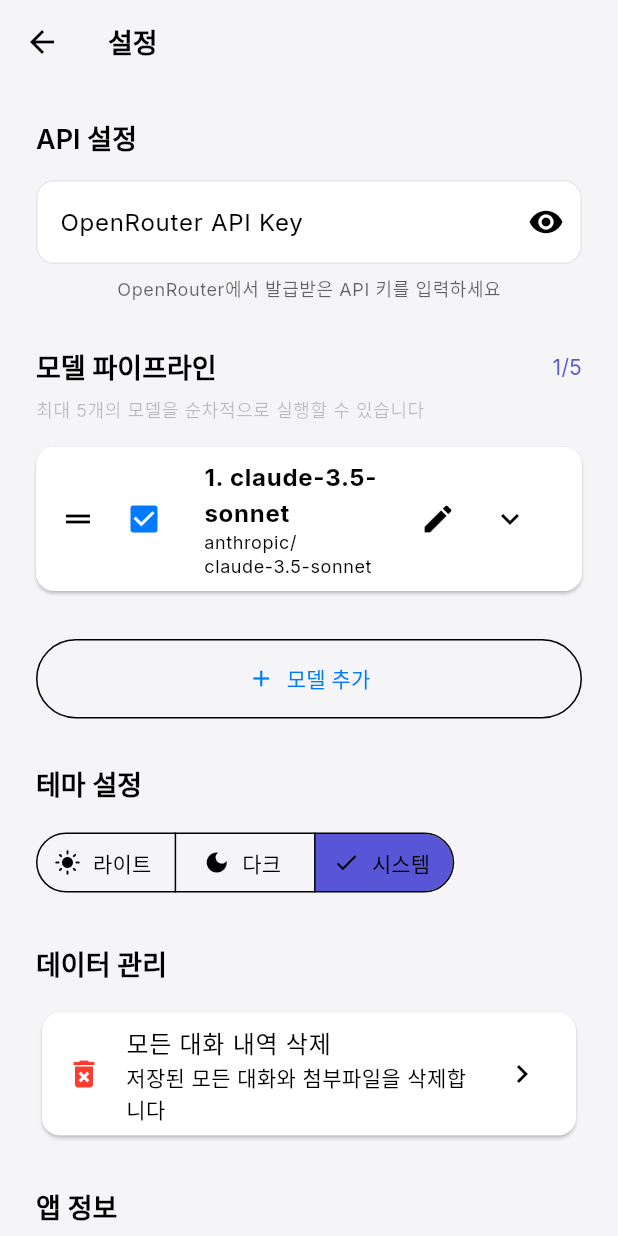
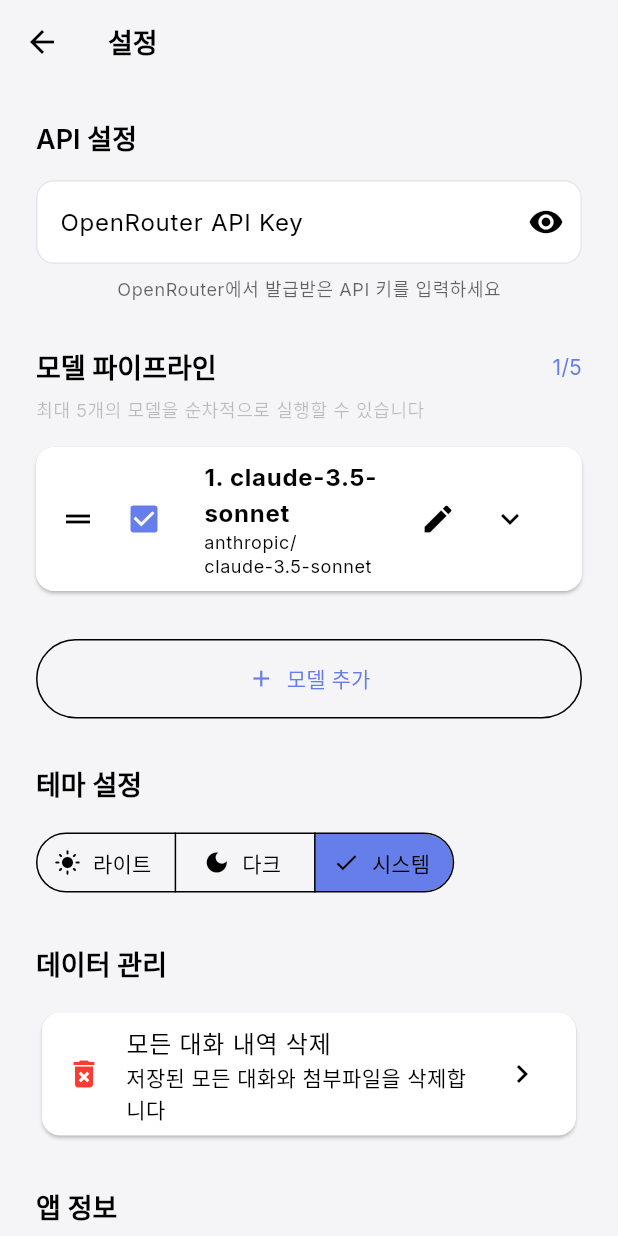
Before and after one commit to creatorjun/vibe_code, a Flutter app: the screen it shows after launch, after a tap on the "settings" icon, on a phone screen of 412 x 824 dp. Run offline on Flutter 3.47's test engine with Material 3 defaults, Android fonts, the phone set to English and light mode, and no system bars; our stand-ins replace dio, drift, file_picker, flutter_riverpod, freezed_annotation, google_fonts and 1 more; missing offline and left inert: github_analyzer; accounts and stored records are empty; generated files the repository leaves out were written again.

Commit message:
settings

```diff
--- a/lib/core/theme/app_colors.dart
+++ b/lib/core/theme/app_colors.dart
@@ -1,57 +1,71 @@
+// lib/core/theme/app_colors.dart
+
 import 'package:flutter/material.dart';
 
 class AppColors {
-  // Light Theme Colors
+  // ===== Concept Colors (새로 교체) =====
+  static const primary = Color(0xFF667EEA);
+  static const secondary = Color(0xFF764BA2);
+  static const gradientStart = Color(0xFF667EEA);
+  static const gradientEnd = Color(0xFF764BA2);
+
+  static const gradient = LinearGradient(
+    colors: [gradientStart, gradientEnd],
+    begin: Alignment.topLeft,
+    end: Alignment.bottomRight,
+  );
+
+  // ===== Light Theme Colors =====
   static const Color lightBackground = Color(0xFFF5F5F7);
   static const Color lightSurface = Color(0xFFFFFFFF);
-  static const Color lightPrimary = Color(0xFF007AFF);
-  static const Color lightSecondary = Color(0xFF5856D6);
+  static const Color lightPrimary = Color(0xFF667EEA); // primary 사용
+  static const Color lightSecondary = Color(0xFF667EEA); // secondary 사용
   static const Color lightText = Color(0xFF000000);
   static const Color lightTextSecondary = Color(0xFF8E8E93);
   static const Color lightBorder = Color(0xFFE5E5EA);
   static const Color lightError = Color(0xFFFF3B30);
   static const Color lightSuccess = Color(0xFF34C759);
 
-  // Dark Theme Colors
+  // ===== Dark Theme Colors =====
   static const Color darkBackground = Color(0xFF000000);
   static const Color darkSurface = Color(0xFF1C1C1E);
-  static const Color darkPrimary = Color(0xFF0A84FF);
-  static const Color darkSecondary = Color(0xFF5E5CE6);
+  static const Color darkPrimary = Color(0xFF667EEA); // primary 사용
+  static const Color darkSecondary = Color(0xFF764BA2); // gradientEnd 사용
   static const Color darkText = Color(0xFFFFFFFF);
   static const Color darkTextSecondary = Color(0xFF8E8E93);
   static const Color darkBorder = Color(0xFF38383A);
   static const Color darkError = Color(0xFFFF453A);
   static const Color darkSuccess = Color(0xFF32D74B);
 
-  // Glass Effect Colors (withAlpha 사용)
-  static Color glassLight = lightSurface.withAlpha(179); // ~0.7
-  static Color glassDark = darkSurface.withAlpha(179); // ~0.7
-  static Color glassBorderLight = lightBorder.withAlpha(77); // ~0.3
-  static Color glassBorderDark = darkBorder.withAlpha(77); // ~0.3
+  // ===== Glass Effect Colors (withAlpha) =====
+  static Color get glassLight => lightSurface.withAlpha(179); // 0.7
+  static Color get glassDark => darkSurface.withAlpha(179); // 0.7
+  static Color get glassBorderLight => lightBorder.withAlpha(77); // 0.3
+  static Color get glassBorderDark => darkBorder.withAlpha(77); // 0.3
 
-  // User Message Bubble
-  static const Color userBubbleLight = Color(0xFF007AFF);
-  static const Color userBubbleDark = Color(0xFF0A84FF);
+  // ===== User Message Bubble =====
+  static const Color userBubbleLight = Color(0xFF667EEA); // primary 사용
+  static const Color userBubbleDark = Color(0xFF667EEA); // primary 사용
 
-  // AI Message Bubble (withAlpha 사용)
-  static Color aiBubbleLight = lightSurface.withAlpha(230); // ~0.9
-  static Color aiBubbleDark = darkSurface.withAlpha(230); // ~0.9
+  // ===== AI Message Bubble (withAlpha) =====
+  static Color get aiBubbleLight => lightSurface.withAlpha(230); // 0.9
+  static Color get aiBubbleDark => darkSurface.withAlpha(230); // 0.9
 
-  // Code Block
+  // ===== Code Block =====
   static const Color codeBackgroundLight = Color(0xFFF6F8FA);
   static const Color codeBackgroundDark = Color(0xFF161B22);
 
-  // Hover Effects (withAlpha 사용)
-  static Color hoverLight = lightText.withAlpha(13); // ~0.05
-  static Color hoverDark = darkText.withAlpha(13); // ~0.05
+  // ===== Hover Effects (withAlpha) =====
+  static Color get hoverLight => lightText.withAlpha(13); // 0.05
+  static Color get hoverDark => darkText.withAlpha(13); // 0.05
 
-  // Selected State (withAlpha 사용)
-  static Color selectedLight = lightPrimary.withAlpha(26); // ~0.1
-  static Color selectedDark = darkPrimary.withAlpha(26); // ~0.1
+  // ===== Selected State (withAlpha) =====
+  static Color get selectedLight => lightPrimary.withAlpha(26); // 0.1
+  static Color get selectedDark => darkPrimary.withAlpha(26); // 0.1
 
-  // Overlay (withAlpha 사용)
-  static Color overlayLight = Colors.black.withAlpha(128); // ~0.5
-  static Color overlayDark = Colors.black.withAlpha(179); // ~0.7
+  // ===== Overlay (withAlpha) =====
+  static Color get overlayLight => Colors.black.withAlpha(128); // 0.5
+  static Color get overlayDark => Colors.black.withAlpha(179); // 0.7
 
   // Private constructor
   AppColors._();
--- a/lib/presentation/screens/chat/widgets/session_list.dart
+++ b/lib/presentation/screens/chat/widgets/session_list.dart
@@ -1,11 +1,15 @@
+// lib/presentation/screens/chat/widgets/session_list.dart
+
 import 'dart:async';
 import 'package:flutter/material.dart';
 import 'package:flutter_riverpod/flutter_riverpod.dart';
-import '../../../../../../domain/mutations/create_session_mutation.dart';
-import '../../../../../../domain/providers/database_provider.dart';
-import '../../../../../../domain/providers/sidebar_state_provider.dart';
-import '../../../../../../core/constants/ui_constants.dart';
+
+import '../../../../domain/mutations/create_session_mutation.dart';
+import '../../../../domain/providers/database_provider.dart';
+import '../../../../domain/providers/sidebar_state_provider.dart';
+import '../../../../core/constants/ui_constants.dart';
 import '../../../shared/widgets/adaptive_loading.dart';
+import '../../settings/settings_screen.dart';
 import 'session_tile.dart';
 
 class SessionList extends ConsumerStatefulWidget {
@@ -16,7 +20,7 @@
 }
 
 class _SessionListState extends ConsumerState<SessionList> {
-  bool _showExpandedContent = false;
+  bool showExpandedContent = false;
   Timer? _expansionTimer;
 
   @override
@@ -26,23 +30,20 @@
   }
 
   void _handleSidebarStateChange(bool shouldShowExpanded) {
-    // 기존 타이머 취소 (레이스 컨디션 방지)
     _expansionTimer?.cancel();
 
     if (shouldShowExpanded) {
-      // 확대: 애니메이션 완료 후 콘텐츠 확대
       _expansionTimer = Timer(UIConstants.sidebarAnimationDuration, () {
         if (mounted) {
           setState(() {
-            _showExpandedContent = true;
+            showExpandedContent = true;
           });
         }
       });
     } else {
-      // 축소: 즉시 콘텐츠 축소
       if (mounted) {
         setState(() {
-          _showExpandedContent = false;
+          showExpandedContent = false;
         });
       }
     }
@@ -53,14 +54,16 @@
     final sessionsAsync = ref.watch(chatSessionsProvider);
     final sidebarState = ref.watch(sidebarStateProvider);
 
-    // 실제 표시될 너비 계산
     final displayWidth = sidebarState.shouldShowExpanded
         ? UIConstants.sessionListWidth
         : UIConstants.sessionListCollapsedWidth;
 
-    // 사이드바 상태 변경 감지
     final shouldShowExpanded = sidebarState.shouldShowExpanded;
-    if (shouldShowExpanded != (_expansionTimer?.isActive ?? false ? !_showExpandedContent : _showExpandedContent)) {
+
+    if (shouldShowExpanded !=
+        (_expansionTimer?.isActive ?? false
+            ? !showExpandedContent
+            : showExpandedContent)) {
       WidgetsBinding.instance.addPostFrameCallback((_) {
         _handleSidebarStateChange(shouldShowExpanded);
       });
@@ -74,62 +77,22 @@
         curve: Curves.easeInOut,
         width: displayWidth,
         decoration: BoxDecoration(
+          color: Theme.of(context).colorScheme.surface,
           border: Border(
             right: BorderSide(
-              color: Theme.of(context).dividerColor,
+              color: Theme.of(context).colorScheme.outlineVariant,
               width: 1,
             ),
           ),
         ),
         child: Column(
           children: [
-            // 헤더 영역 (애니메이션 타이밍 적용)
-            Container(
-              height: 56,
-              padding: EdgeInsets.symmetric(
-                horizontal: _showExpandedContent
-                    ? UIConstants.spacingSm
-                    : UIConstants.spacingXs,
-                vertical: UIConstants.spacingXs,
-              ),
-              decoration: BoxDecoration(
-                border: Border(
-                  bottom: BorderSide(
-                    color: Theme.of(context).dividerColor,
-                    width: 1,
-                  ),
-                ),
-              ),
-              child: _showExpandedContent
-                  ? _buildExpandedHeader(context, ref)
-                  : _buildCollapsedHeader(context, ref),
-            ),
-            // 세션 리스트
+            _buildHeader(context, ref),
             Expanded(
               child: sessionsAsync.when(
                 data: (sessions) {
                   if (sessions.isEmpty) {
-                    return _showExpandedContent
-                        ? Center(
-                      child: Column(
-                        mainAxisAlignment: MainAxisAlignment.center,
-                        children: [
-                          Icon(
-                            Icons.inbox_outlined,
-                            size: 48,
-                            color: Theme.of(context).textTheme.bodySmall?.color,
-                          ),
-                          const SizedBox(height: UIConstants.spacingMd),
-                          Text(
-                            '대화 내역이 없습니다',
-                            style: Theme.of(context).textTheme.bodyMedium?.copyWith(
-                              color: Theme.of(context).textTheme.bodySmall?.color,
-                            ),
-                          ),
-                        ],
-                      ),
-                    )
-                        : const SizedBox.shrink();
+                    return _buildEmptyState(context);
                   }
 
                   return ListView.builder(
@@ -141,16 +104,17 @@
                       return SessionTile(
                         key: ValueKey('session-${sessions[index].id}'),
                         session: sessions[index],
-                        isCollapsed: !_showExpandedContent,
+                        isCollapsed: !showExpandedContent,
                       );
                     },
                   );
                 },
                 loading: () => const AdaptiveLoading(
-                  message: '로딩 중...',
+                  message: '...',
                   size: 40,
                 ),
-                error: (error, stack) => Center(
+                error: (error, stack) {
+                  return Center(
                     child: Column(
                       mainAxisAlignment: MainAxisAlignment.center,
                       children: [
@@ -160,7 +124,7 @@
                           color: Theme.of(context).colorScheme.error,
                         ),
                         const SizedBox(height: UIConstants.spacingMd),
-                      const Text('대화 내역을 불러올 수 없습니다'),
+                        const Text('오류 발생'),
                         const SizedBox(height: UIConstants.spacingSm),
                         Text(
                           error.toString(),
@@ -169,23 +133,41 @@
                         ),
                       ],
                     ),
+                  );
+                },
               ),
             ),
-            ),
+            _buildFooter(context),
           ],
         ),
       ),
     );
   }
 
-  /// 확대 상태 헤더
+  Widget _buildHeader(BuildContext context, WidgetRef ref) {
+    return Container(
+      padding: const EdgeInsets.all(UIConstants.spacingMd),
+      decoration: BoxDecoration(
+        border: Border(
+          bottom: BorderSide(
+            color: Theme.of(context).colorScheme.outlineVariant,
+            width: 1,
+          ),
+        ),
+      ),
+      child: showExpandedContent
+          ? _buildExpandedHeader(context, ref)
+          : _buildCollapsedHeader(context, ref),
+    );
+  }
+
   Widget _buildExpandedHeader(BuildContext context, WidgetRef ref) {
     return Row(
       children: [
         IconButton(
           icon: const Icon(Icons.menu_open),
           iconSize: 20,
-          tooltip: '사이드바 축소',
+          tooltip: '사이드바 접기',
           padding: EdgeInsets.zero,
           constraints: const BoxConstraints(
             minWidth: 40,
@@ -197,7 +179,7 @@
         ),
         Expanded(
           child: Text(
-            '대화 내역',
+            '대화 목록',
             style: Theme.of(context).textTheme.titleMedium,
             overflow: TextOverflow.ellipsis,
           ),
@@ -211,19 +193,18 @@
             minWidth: 40,
             minHeight: 40,
           ),
-          onPressed: () => createNewSession(ref),
+          onPressed: () => createNewSession(ref, '새로운 대화'),
         ),
       ],
     );
   }
 
-  /// 축소 상태 헤더
   Widget _buildCollapsedHeader(BuildContext context, WidgetRef ref) {
     return Center(
       child: IconButton(
         icon: const Icon(Icons.menu),
         iconSize: 20,
-        tooltip: '사이드바 확대',
+        tooltip: '사이드바 펼치기',
         padding: EdgeInsets.zero,
         constraints: const BoxConstraints(
           minWidth: 40,
@@ -235,4 +216,99 @@
       ),
     );
   }
+
+  Widget _buildFooter(BuildContext context) {
+    return Container(
+      padding: const EdgeInsets.all(UIConstants.spacingMd),
+      decoration: BoxDecoration(
+        border: Border(
+          top: BorderSide(
+            color: Theme.of(context).colorScheme.outlineVariant,
+            width: 1,
+          ),
+        ),
+      ),
+      child: showExpandedContent
+          ? _buildExpandedFooter(context)
+          : _buildCollapsedFooter(context),
+    );
   }
+
+  Widget _buildExpandedFooter(BuildContext context) {
+    return InkWell(
+      onTap: () => _navigateToSettings(context),
+      borderRadius: BorderRadius.circular(UIConstants.radiusMd),
+      child: Container(
+        padding: const EdgeInsets.symmetric(
+          horizontal: UIConstants.spacingMd,
+          vertical: UIConstants.spacingSm,
+        ),
+        decoration: BoxDecoration(
+          color: Theme.of(context).colorScheme.surfaceContainerHighest,
+          borderRadius: BorderRadius.circular(UIConstants.radiusMd),
+        ),
+        child: Row(
+          children: [
+            Icon(
+              Icons.settings_outlined,
+              size: 20,
+              color: Theme.of(context).colorScheme.primary,
+            ),
+            const SizedBox(width: UIConstants.spacingSm),
+            Expanded(
+              child: Text(
+                '설정',
+                style: Theme.of(context).textTheme.bodyMedium?.copyWith(
+                  fontWeight: FontWeight.w500,
+                ),
+              ),
+            ),
+            Icon(
+              Icons.chevron_right,
+              size: 18,
+              color: Theme.of(context).colorScheme.onSurfaceVariant,
+            ),
+          ],
+        ),
+      ),
+    );
+  }
+
+  Widget _buildCollapsedFooter(BuildContext context) {
+    return Center(
+      child: IconButton(
+        icon: const Icon(Icons.settings_outlined),
+        iconSize: 20,
+        tooltip: '설정',
+        padding: EdgeInsets.zero,
+        constraints: const BoxConstraints(
+          minWidth: 40,
+          minHeight: 40,
+        ),
+        onPressed: () => _navigateToSettings(context),
+      ),
+    );
+  }
+
+  Widget _buildEmptyState(BuildContext context) {
+    if (showExpandedContent) {
+      return Center(
+        child: Text(
+          '대화가 없습니다',
+          style: Theme.of(context).textTheme.bodyMedium?.copyWith(
+            color: Theme.of(context).textTheme.bodySmall?.color,
+          ),
+        ),
+      );
+    }
+    return const SizedBox.shrink();
+  }
+
+  void _navigateToSettings(BuildContext context) {
+    Navigator.of(context).push(
+      MaterialPageRoute(
+        builder: (context) => const SettingsScreen(),
+      ),
+    );
+  }
+}
```
Also changed, not shown: lib/data/database/daos/chat_dao.dart (+36 -21 lines), lib/domain/mutations/send_message_mutation.dart (+4 -3 lines), lib/domain/providers/database_provider.dart (+13 -3 lines), lib/domain/providers/settings_provider.dart (+18 -8 lines), lib/domain/providers/theme_provider.dart (+19 -13 lines), lib/presentation/screens/chat/widgets/chat_app_bar.dart (+31 -22 lines), lib/presentation/screens/chat/widgets/session_tile.dart (+23 -52 lines). Lines whose indentation alone changed are shown as unchanged.
